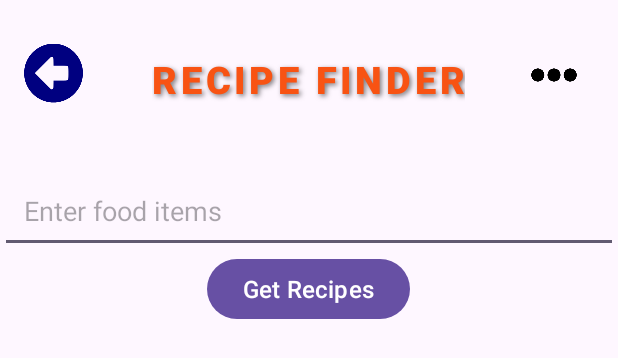
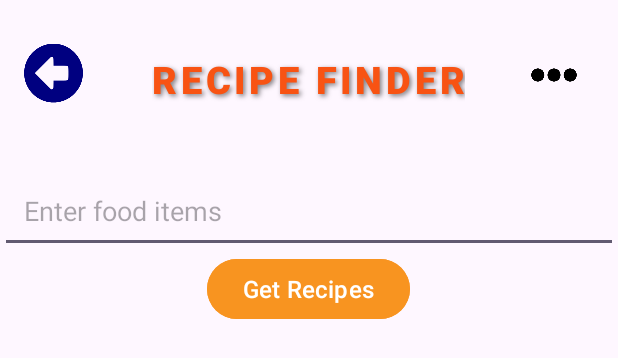
Before and after one commit to Mufli-Mohideen/FitTrack, an Android app: the layout activity_food_suggest.xml on its own in the app's theme, with its tools: preview values and no code run, on a phone screen of 412 x 824 dp. Shown: the top 358 px of the screen. Run offline under Robolectric (Android 15) with nearby library versions, the phone set to English and light mode, and no system bars.

Commit message:
Food suggestion section completed

```diff
--- a/app/build.gradle
+++ b/app/build.gradle
@@ -39,5 +39,6 @@ dependencies {
     implementation 'com.google.android.material:material:1.12.0'
     implementation 'com.mikhaellopez:circularprogressbar:3.1.0'
     implementation 'com.jaredrummler:material-spinner:1.3.1'
-    implementation "androidx.work:work-runtime:2.10.0"
+    implementation 'androidx.core:core:1.15.0'
+    implementation 'androidx.recyclerview:recyclerview:1.3.2'
 }
--- a/app/src/main/AndroidManifest.xml
+++ b/app/src/main/AndroidManifest.xml
@@ -47,6 +47,10 @@
             android:name=".MeditationActivity"
             android:exported="true">
         </activity>
+        <activity
+            android:name=".FoodSuggest"
+            android:exported="true">
+        </activity>
     </application>
 
 </manifest>
--- a/app/src/main/res/layout/activity_food_suggest.xml
+++ b/app/src/main/res/layout/activity_food_suggest.xml
@@ -4,6 +4,7 @@
     android:layout_width="match_parent"
     android:layout_height="match_parent">
 
+    <!-- Title TextView -->
     <TextView
         android:id="@+id/textView5"
         android:layout_width="wrap_content"
@@ -27,6 +28,7 @@
         app:layout_constraintTop_toTopOf="parent"
         app:layout_constraintVertical_bias="0.045" />
 
+    <!-- Back Arrow Image -->
     <ImageView
         android:id="@+id/imageView4"
         android:layout_width="39dp"
@@ -39,10 +41,7 @@
         app:layout_constraintVertical_bias="0.036"
         app:srcCompat="@drawable/left_arrow" />
 
-    <!-- Button to fetch recipes -->
-
-    <!-- RecyclerView for displaying recipe suggestions -->
-
+    <!-- Dots Image -->
     <ImageView
         android:id="@+id/imageView5"
         android:layout_width="53dp"
@@ -55,6 +54,7 @@
         app:layout_constraintVertical_bias="0.0"
         app:srcCompat="@drawable/dots" />
 
+    <!-- Food Input EditText -->
     <EditText
         android:id="@+id/foodInputEditText"
         android:layout_width="0dp"
@@ -69,25 +69,35 @@
         app:layout_constraintStart_toStartOf="parent"
         app:layout_constraintTop_toTopOf="parent" />
 
+    <!-- Fetch Recipes Button -->
     <Button
         android:id="@+id/fetchRecipesButton"
         android:layout_width="wrap_content"
         android:layout_height="wrap_content"
         android:text="Get Recipes"
         android:textSize="16sp"
+        android:backgroundTint="#F89420"
+        android:elevation="8dp"
+        android:textColor="@color/white"
         app:layout_constraintEnd_toEndOf="parent"
         app:layout_constraintHorizontal_bias="0.498"
         app:layout_constraintStart_toStartOf="parent"
         app:layout_constraintTop_toBottomOf="@+id/foodInputEditText" />
 
-    <androidx.recyclerview.widget.RecyclerView
-        android:id="@+id/recipesRecyclerView"
-        android:layout_width="0dp"
+    <androidx.core.widget.NestedScrollView
+        android:id="@+id/scrollView"
+        android:layout_width="match_parent"
         android:layout_height="0dp"
+        app:layout_constraintTop_toBottomOf="@id/fetchRecipesButton"
         app:layout_constraintBottom_toBottomOf="parent"
-        app:layout_constraintEnd_toEndOf="parent"
-        app:layout_constraintHorizontal_bias="0.0"
         app:layout_constraintStart_toStartOf="parent"
-        app:layout_constraintTop_toBottomOf="@id/fetchRecipesButton"
-        app:layout_constraintVertical_bias="1.0" />
+        app:layout_constraintEnd_toEndOf="parent">
+
+        <androidx.recyclerview.widget.RecyclerView
+            android:id="@+id/recipesRecyclerView"
+            android:layout_width="match_parent"
+            android:layout_height="wrap_content"
+            android:layout_marginTop="16dp"/>
+    </androidx.core.widget.NestedScrollView>
+
 </androidx.constraintlayout.widget.ConstraintLayout>
```
Also changed, not shown: app/src/main/java/com/example/myapplication/FoodSuggest.java (+14 -1 lines), app/src/main/java/com/example/myapplication/MainActivity.java (+8 -0 lines).
